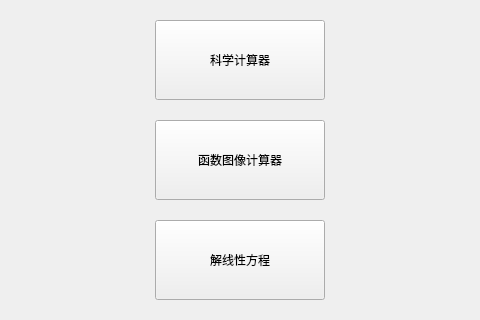
First picture: the form in caculator(with qt gui)/caculator(with qt gui)/main_window.ui, repository AhaLims/calculator, before the edit; both pictures show x 235 to 715 and y 190 to 510 of the 1000 by 800 pixel window.
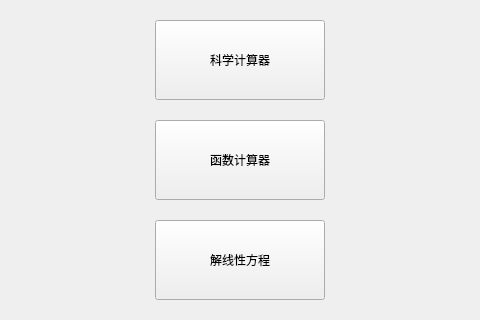
Second picture: the form after the edit. Icons and pictures are not drawn.

```diff
--- a/caculator(with qt gui)/caculator(with qt gui)/main_window.ui
+++ b/caculator(with qt gui)/caculator(with qt gui)/main_window.ui
@@ -33,7 +33,7 @@
      <string notr="true">background-image: url(:/caculator_gui/picture/white.png)</string>
     </property>
     <property name="text">
-     <string>函数图像计算器</string>
+     <string>函数计算器</string>
     </property>
    </widget>
    <widget class="QPushButton" name="help_function">
```
